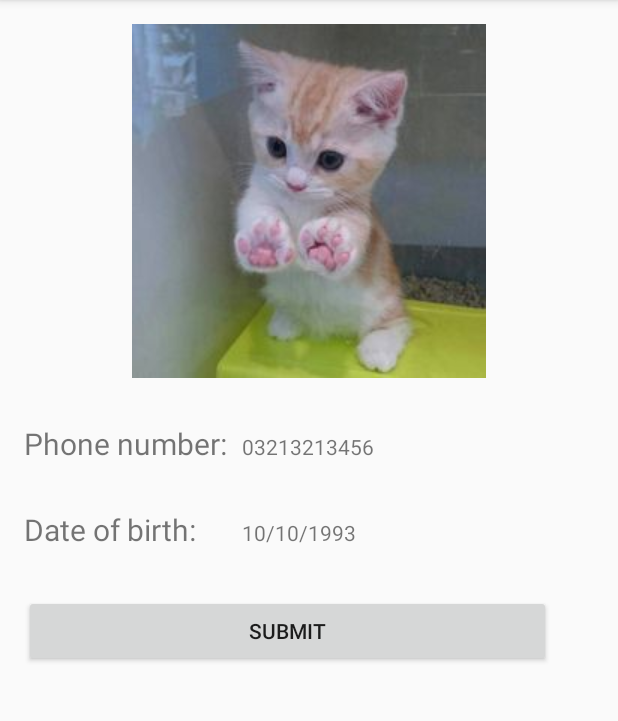
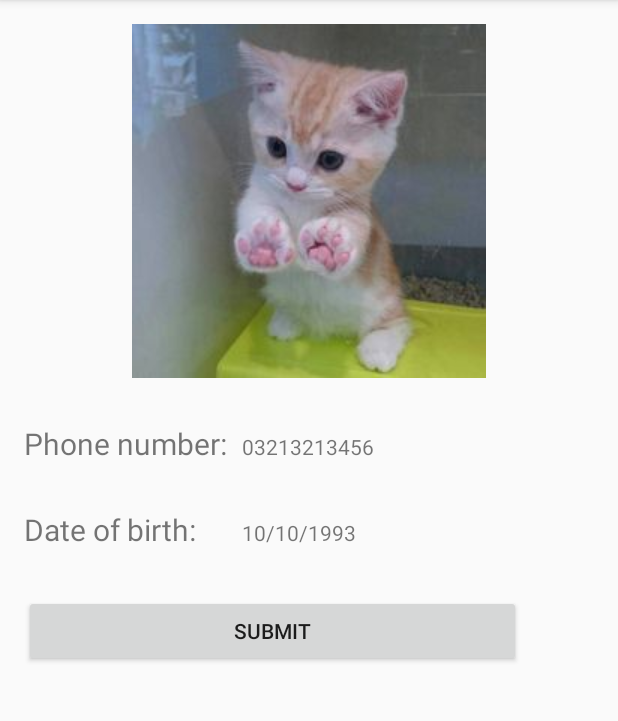
Before and after one commit to waxxanImtiaz/saylaniAndroidAssignmetn, an Android app: the screen it shows after launch (MainActivity), on a phone screen of 412 x 824 dp, the part 84-805 px from its top. Run offline under Robolectric (Android 15) with nearby library versions, the phone set to English and light mode, and no system bars.

Commit message:
Update activity_main.xml

```diff
--- a/app/src/main/res/layout/activity_main.xml
+++ b/app/src/main/res/layout/activity_main.xml
@@ -60,8 +60,8 @@
         android:layout_below="@+id/tv_date_of_birth"
         android:text="Submit"
         android:layout_marginTop="30dp"
-        android:paddingLeft="150dp"
-        android:paddingRight="150dp"
+        android:paddingLeft="140dp"
+        android:paddingRight="140dp"
         android:id="@+id/submit"
         />
 
```
